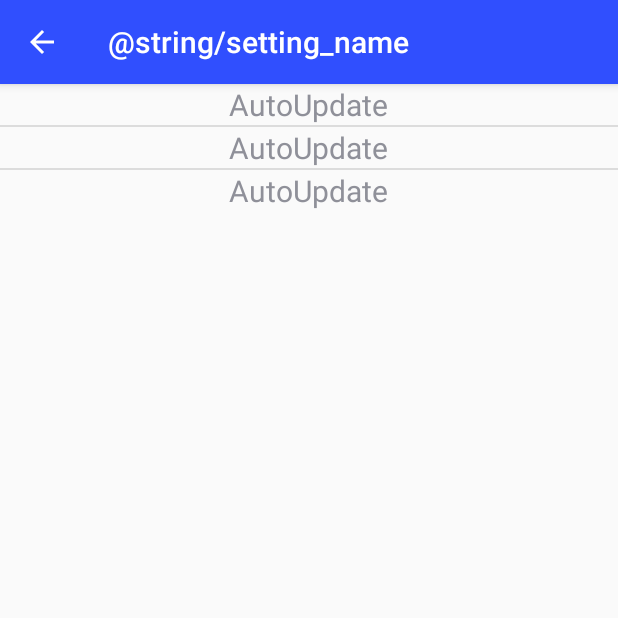
After one commit to gqlida/MobileSAFE, an Android app: the SettingActivity screen opened directly, with no data from a screen before it, on a phone screen of 412 x 824 dp, the top half of it. The commit adds this screen. Run offline under Robolectric (Android 15) with nearby library versions, the phone set to English and light mode, and no system bars.

Commit message:
beta20+11
Anim+optionMenu+setting

```diff
--- /dev/null
+++ b/app/src/main/java/com/dastudio/mobilesafe/activity/SettingActivity.java
@@ -0,0 +1,69 @@
+package com.dastudio.mobilesafe.activity;
+
+import android.support.v7.app.ActionBar;
+import android.support.v7.app.AppCompatActivity;
+import android.os.Bundle;
+import android.view.View;
+import android.view.ViewGroup;
+import android.widget.BaseAdapter;
+import android.widget.ListView;
+
+import com.dastudio.mobilesafe.R;
+
+public class SettingActivity extends AppCompatActivity {
+
+    private ActionBar mActionBar;
+
+    @Override
+    protected void onCreate(Bundle savedInstanceState) {
+        super.onCreate(savedInstanceState);
+        setContentView(R.layout.activity_setting);
+
+        mActionBar = getSupportActionBar();
+        mActionBar.setDisplayHomeAsUpEnabled(true);
+        mActionBar.setTitle("@string/setting_name");
+
+
+        ListView ll_setting = findViewById(R.id.ll_setting);
+        ll_setting.setAdapter(new MyAdapter());
+    }
+
+    @Override
+    public boolean onSupportNavigateUp() {
+        finish();
+        return super.onSupportNavigateUp();
+    }
+
+
+    class MyAdapter extends BaseAdapter {
+        @Override
+        public int getCount() {
+            return 3;
+        }
+        @Override
+        public Object getItem(int i) {
+            return null;
+        }
+
+        @Override
+        public long getItemId(int i) {
+            return 0;
+        }
+
+        @Override
+        public View getView(int position, View convertView, ViewGroup parent) {
+            View view;
+            if (convertView == null) {
+                view = View.inflate(getApplicationContext(),R.layout.item_setting,null);
+            }else{
+                view = convertView;
+            }
+
+
+
+            return view;
+        }
+
+    }
+
+}
--- /dev/null
+++ b/app/src/main/res/layout/activity_setting.xml
@@ -0,0 +1,20 @@
+<?xml version="1.0" encoding="utf-8"?>
+<LinearLayout
+    xmlns:android="http://schemas.android.com/apk/res/android"
+    xmlns:tools="http://schemas.android.com/tools"
+    android:layout_width="match_parent"
+    android:layout_height="match_parent"
+    tools:context="com.dastudio.mobilesafe.activity.SettingActivity">
+
+    <ListView
+        android:id="@+id/ll_setting"
+        android:layout_width="match_parent"
+        android:layout_height="wrap_content">
+
+    </ListView>
+
+
+
+
+
+</LinearLayout>
--- /dev/null
+++ b/app/src/main/res/layout/item_setting.xml
@@ -0,0 +1,14 @@
+<?xml version="1.0" encoding="utf-8"?>
+<LinearLayout xmlns:android="http://schemas.android.com/apk/res/android"
+              android:gravity="center_horizontal"
+              android:layout_width="match_parent"
+              android:layout_height="match_parent">
+
+    <TextView
+        android:text="AutoUpdate"
+        android:textSize="20sp"
+        android:layout_width="wrap_content"
+        android:layout_height="wrap_content"/>
+
+
+</LinearLayout>
--- a/app/src/main/res/values/strings.xml
+++ b/app/src/main/res/values/strings.xml
@@ -1,3 +1,5 @@
 <resources>
     <string name="app_name">mobilesafe</string>
+    <string name="setting_name">Setting</string>
+    <string name="about_name">About</string>
 </resources>
```
Also changed, not shown: app/src/main/AndroidManifest.xml (+11 -6 lines), app/src/main/java/com/dastudio/mobilesafe/activity/AboutActivity.java (added, +17 -0 lines), app/src/main/java/com/dastudio/mobilesafe/activity/MainActivity.java (+38 -7 lines), app/src/main/java/com/dastudio/mobilesafe/activity/SplashActivity.java (+21 -21 lines), app/src/main/res/layout/activity_about.xml (added, +18 -0 lines), app/src/main/res/layout/activity_main.xml (+35 -5 lines), app/src/main/res/layout/item_home.xml (renamed from app/src/main/res/layout/item.xml), app/src/main/res/mipmap-xhdpi/img_bg.png, app/src/main/res/mipmap-xhdpi/img_logo.png (added), 2 other files.
